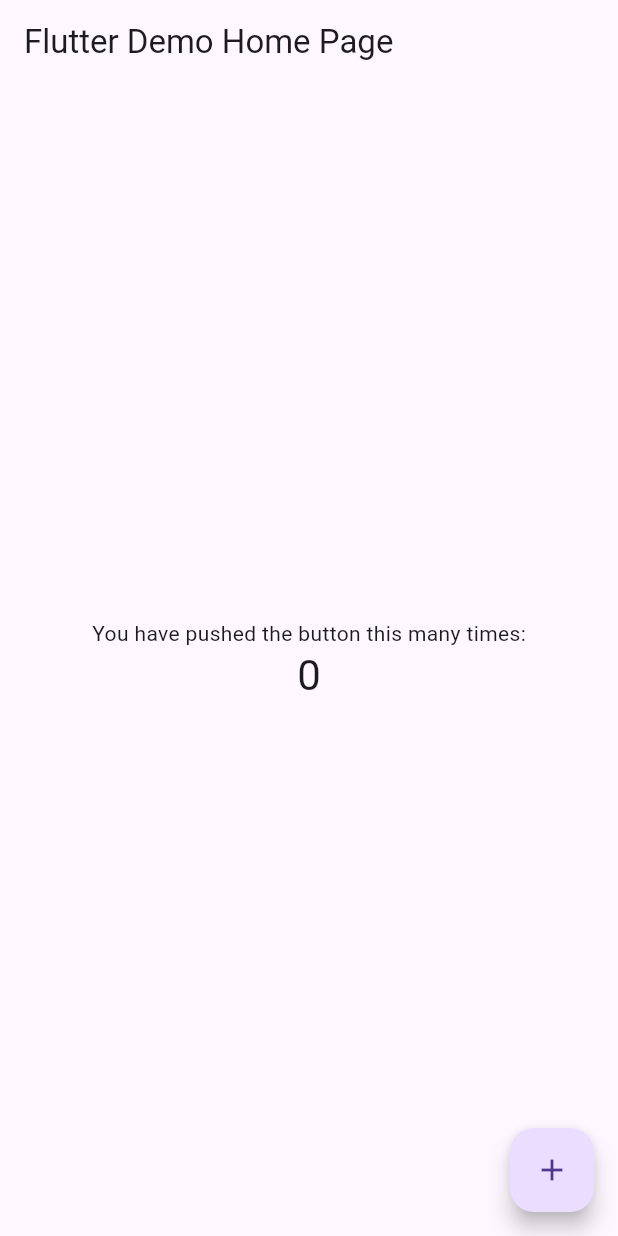
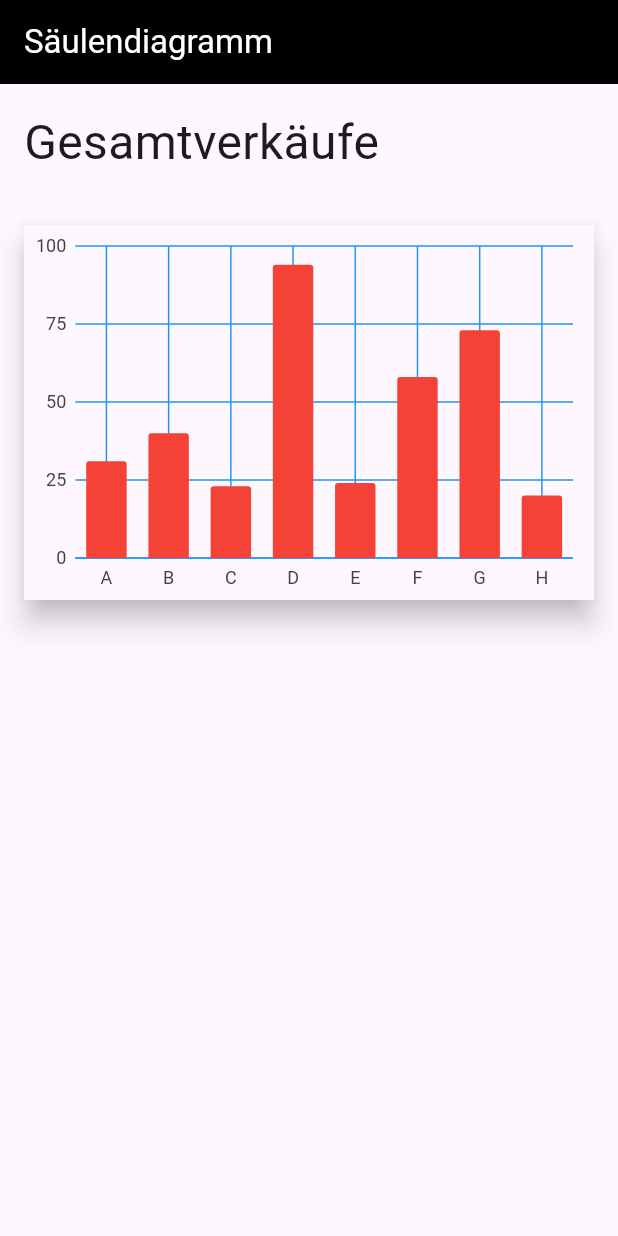
Before and after one commit to robin-thoene/ebs62, a Flutter app: the MyHomePage screen opened directly, on a phone screen of 412 x 824 dp. Run offline on Flutter 3.47's test engine with Material 3 defaults, Android fonts, the phone set to English and light mode, and no system bars; our stand-ins replace charts_flutter.

Commit message:
feat(chart): implement the bar chart app

```diff
--- a/chart/lib/main.dart
+++ b/chart/lib/main.dart
@@ -1,7 +1,79 @@
 import 'package:flutter/material.dart';
+import 'package:charts_flutter/flutter.dart' as charts;
+import 'dart:math';
+
+/// Represents a single category to be displayed in the chart.
+///
+/// The [label] is used as label on the X-Axis, the [value] is
+/// the actual value displayed on the Y-Axis.
+class Category {
+  Category(this.label, this.value);
+  String label;
+  int value;
+}
+
+/// Helper to create random int values
+final _random = Random();
+int _randomValue(int min, int max) => min + _random.nextInt(max - min);
 
 void main() {
   runApp(const MyApp());
+}
+
+class CategoriesBarChart extends StatelessWidget {
+  final List<charts.Series> seriesList = _createChartData();
+
+  CategoriesBarChart({Key key}) : super(key: key);
+
+  @override
+  Widget build(BuildContext context) {
+    return charts.BarChart(
+      seriesList,
+      animate: false,
+      primaryMeasureAxis: charts.NumericAxisSpec(
+        renderSpec: charts.GridlineRendererSpec(
+          lineStyle: charts.LineStyleSpec(
+            color: charts.MaterialPalette.blue
+                .shadeDefault, // Set grid lines color to blue
+            thickness: 1, // Optional: Adjust thickness of grid lines
+          ),
+        ),
+      ),
+      domainAxis: charts.OrdinalAxisSpec(
+        renderSpec: charts.GridlineRendererSpec(
+          lineStyle: charts.LineStyleSpec(
+            color: charts.MaterialPalette.blue
+                .shadeDefault, // Set grid lines color to blue
+            thickness: 1, // Optional: Adjust thickness of grid lines
+          ),
+        ),
+      ),
+    );
+  }
+
+  /// Create one series with sample hard coded data.
+  static List<charts.Series<Category, String>> _createChartData() {
+    final data = [
+      Category("A", _randomValue(0, 100)),
+      Category("B", _randomValue(0, 100)),
+      Category("C", _randomValue(0, 100)),
+      Category("D", _randomValue(0, 100)),
+      Category("E", _randomValue(0, 100)),
+      Category("F", _randomValue(0, 100)),
+      Category("G", _randomValue(0, 100)),
+      Category("H", _randomValue(0, 100)),
+    ];
+
+    return [
+      charts.Series<Category, String>(
+        id: 'Categories',
+        colorFn: (_, __) => charts.MaterialPalette.red.shadeDefault,
+        domainFn: (Category category, _) => category.label,
+        measureFn: (Category category, _) => category.value,
+        data: data,
+      )
+    ];
+  }
 }
 
 class MyApp extends StatelessWidget {
@@ -10,11 +82,11 @@ class MyApp extends StatelessWidget {
   @override
   Widget build(BuildContext context) {
     return MaterialApp(
-      title: 'Flutter Demo',
+      title: 'Säulendiagramm',
       theme: ThemeData(
         primarySwatch: Colors.blue,
       ),
-      home: const MyHomePage(title: 'Flutter Demo Home Page'),
+      home: const MyHomePage(title: 'Säulendiagramm'),
     );
   }
 }
@@ -29,39 +101,34 @@ class MyHomePage extends StatefulWidget {
 }
 
 class _MyHomePageState extends State<MyHomePage> {
-  int _counter = 0;
-
-  void _incrementCounter() {
-    setState(() {
-      _counter++;
-    });
-  }
-
   @override
   Widget build(BuildContext context) {
     return Scaffold(
       appBar: AppBar(
         title: Text(widget.title),
+        foregroundColor: Colors.white,
+        backgroundColor: Colors.black,
       ),
-      body: Center(
+      body: Padding(
+        padding: const EdgeInsets.all(16.0),
         child: Column(
-          mainAxisAlignment: MainAxisAlignment.center,
+          mainAxisAlignment: MainAxisAlignment.start,
+          mainAxisSize: MainAxisSize.min,
+          crossAxisAlignment: CrossAxisAlignment.start,
           children: <Widget>[
             const Text(
-              'You have pushed the button this many times:',
+              'Gesamtverkäufe',
+              style: TextStyle(fontSize: 32),
             ),
-            Text(
-              '$_counter',
-              style: Theme.of(context).textTheme.headline4,
+            Padding(
+              padding: const EdgeInsets.only(top: 32.0),
+              child: Material(
+                  elevation: 8.0,
+                  child: SizedBox(height: 250, child: CategoriesBarChart())),
             ),
           ],
         ),
       ),
-      floatingActionButton: FloatingActionButton(
-        onPressed: _incrementCounter,
-        tooltip: 'Increment',
-        child: const Icon(Icons.add),
-      ),
     );
   }
 }
```
Also changed, not shown: chart/pubspec.lock, 2 other files.
